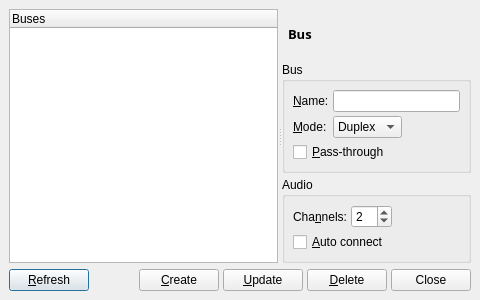
Before: the Qt Designer form src/qtractorBusForm.ui in rncbc/qtractor, drawn with Qt 5.
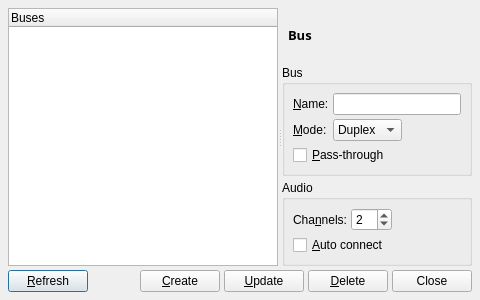
After: the same form once the commit is applied. Icons and pictures are not drawn.

The edit to the form file:
```diff
--- a/src/qtractorBusForm.ui
+++ b/src/qtractorBusForm.ui
@@ -30,14 +30,6 @@
     <height>300</height>
    </rect>
   </property>
-  <property name="sizePolicy" >
-   <sizepolicy>
-    <hsizetype>7</hsizetype>
-    <vsizetype>1</vsizetype>
-    <horstretch>0</horstretch>
-    <verstretch>0</verstretch>
-   </sizepolicy>
-  </property>
   <property name="focusPolicy" >
    <enum>Qt::StrongFocus</enum>
   </property>
@@ -48,12 +40,6 @@
    <iconset resource="../icons/qtractor.qrc" >:/icons/qtractorTracks.png</iconset>
   </property>
   <layout class="QVBoxLayout" >
-   <property name="margin" >
-    <number>9</number>
-   </property>
-   <property name="spacing" >
-    <number>6</number>
-   </property>
    <item>
     <widget class="QSplitter" name="splitter" >
      <property name="orientation" >
```
Left out of the diff: 9 changed lines with no effect on the pictures.
